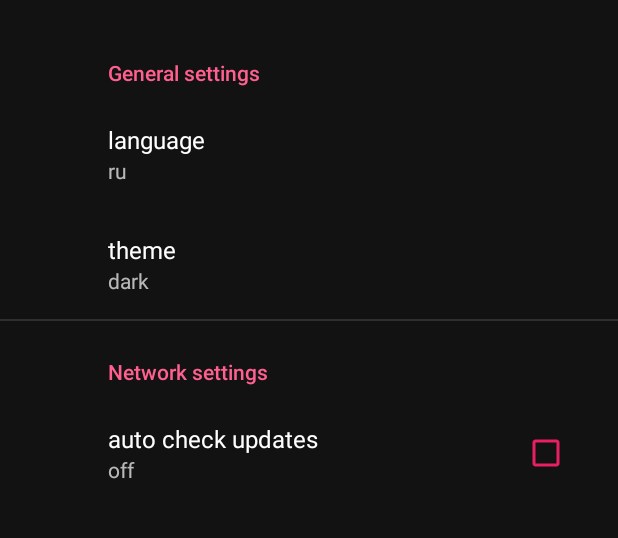
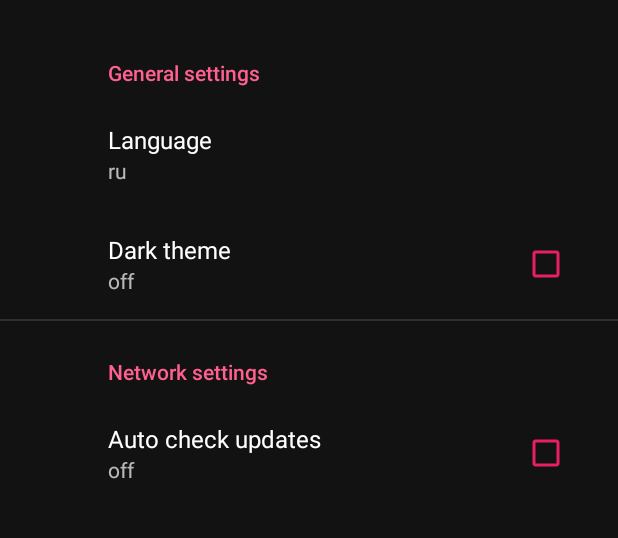
Before and after one commit to Tataklim/pronews, an Android app: the screen it shows after launch (SettingsActivity), in the options menu, after a tap on "Settings", on a phone screen of 412 x 824 dp, the part 62-600 px from its top. Run offline under Robolectric (Android 15) with nearby library versions, the phone set to English and light mode, and no system bars; our stand-ins replace RxJava, androidx.preference, navigation-ui; network calls fail; 21 statements that could not run were skipped.

Commit message:
[ADD] broadcastreceiver

```diff
--- a/app/src/main/java/com/example/pronews/activities/MainActivity.kt
+++ b/app/src/main/java/com/example/pronews/activities/MainActivity.kt
@@ -29,6 +29,7 @@ import com.example.pronews.adapters.ListAdapter
 import com.example.pronews.db.NewsItem
 import com.example.pronews.models.SingleNews
 import com.example.pronews.network.ApiService
+import com.example.pronews.utils.BaseActivity
 import com.example.pronews.utils.MyApplication
 import com.google.android.material.bottomnavigation.BottomNavigationView
 import io.reactivex.android.schedulers.AndroidSchedulers
@@ -37,14 +38,14 @@ import java.util.*
 import kotlin.properties.Delegates
 
 
-class MainActivity : AppCompatActivity() {
+class MainActivity : BaseActivity() {
     private lateinit var sharedPref: SharedPreferences
 
     private var category by Delegates.notNull<String>()
     private var country by Delegates.notNull<String>()
 
     private var language by Delegates.notNull<String>()
-    private var theme by Delegates.notNull<String>()
+    private var theme by Delegates.notNull<Boolean>()
     private var checkNew by Delegates.notNull<Boolean>()
 
     override fun onCreate(savedInstanceState: Bundle?) {
@@ -116,7 +117,8 @@ class MainActivity : AppCompatActivity() {
         )
 //        sharedPref.registerOnSharedPreferenceChangeListener(this)
 
-        val defaultTheme = resources.getString(R.string.preference_file_key_theme_default)
+        val defaultTheme = resources.getBoolean(R.bool.preference_file_key_theme_default)
+        Log.v("LOL size defaultTheme", defaultTheme.toString())
         val defaultCheckNew =
             resources.getBoolean(R.bool.preference_file_key_check_new_defaults)
         val defaultLanguage = resources.getString(R.string.preference_file_key_language_default);
@@ -130,23 +132,15 @@ class MainActivity : AppCompatActivity() {
             defaultCheckNew
         );
 
-        theme = sharedPref.getString(
-            getString(R.string.preference_file_key_theme),
-            defaultTheme
-        ).toString()
-
+        theme = sharedPref.getBoolean(getString(R.string.preference_file_key_dark_theme), defaultTheme)
+        Log.v("LOL size theme", theme.toString())
         category = ""
         country = ""
 
-        var newValueTranslated = theme
-        when(theme) {
-            "темный" -> newValueTranslated = "dark"
-            "светлый" -> newValueTranslated = "light"
-        }
-
-        when(newValueTranslated) {
-            "dark" -> setTheme(R.style.Theme_Pronews_Dark_Green)
-            "light" -> setTheme(R.style.Theme_Pronews_Light_Green)
+        if (theme) {
+            setTheme(R.style.Theme_Pronews_Dark_Green)
+        } else {
+            setTheme(R.style.Theme_Pronews_Light_Green)
         }
     }
 
--- a/app/src/main/java/com/example/pronews/activities/SettingsActivity.kt
+++ b/app/src/main/java/com/example/pronews/activities/SettingsActivity.kt
@@ -5,6 +5,7 @@ import android.content.SharedPreferences
 import android.content.res.Configuration
 import android.os.Bundle
 import android.util.DisplayMetrics
+import android.util.Log
 import androidx.appcompat.app.AppCompatActivity
 import androidx.core.app.ActivityCompat.recreate
 import androidx.preference.CheckBoxPreference
@@ -12,16 +13,18 @@ import androidx.preference.ListPreference
 import androidx.preference.Preference
 import androidx.preference.PreferenceFragmentCompat
 import com.example.pronews.R
+import com.example.pronews.utils.BaseActivity
 import com.example.pronews.utils.MyApplication
+import com.example.pronews.utils.NewsData
 import java.util.*
 import kotlin.properties.Delegates
 
 
-class SettingsActivity : AppCompatActivity() {
+class SettingsActivity : BaseActivity() {
 
     private lateinit var sharedPref: SharedPreferences
     private var language by Delegates.notNull<String>()
-    private var theme by Delegates.notNull<String>()
+    private var theme by Delegates.notNull<Boolean>()
 
     override fun onCreate(savedInstanceState: Bundle?) {
         setValuesFromSharedPref()
@@ -44,25 +47,21 @@ class SettingsActivity : AppCompatActivity() {
             getString(R.string.preference_file_key), Context.MODE_PRIVATE
         )
 
-        val defaultTheme = resources.getString(R.string.preference_file_key_theme_default)
+        val defaultTheme = resources.getBoolean(R.bool.preference_file_key_theme_default)
+        Log.v("LOL size defaultTheme", defaultTheme.toString())
         val defaultLanguage = resources.getString(R.string.preference_file_key_language_default);
 
         language =
             sharedPref.getString(getString(R.string.preference_file_key_language), defaultLanguage)
                 .toString()
 
-        theme = sharedPref.getString(
-            getString(R.string.preference_file_key_theme),
-            defaultTheme
-        ).toString()
-
-
-
-        when (theme) {
-            "dark" -> setTheme(R.style.Theme_Pronews_Dark_Green)
-            "light" -> setTheme(R.style.Theme_Pronews_Light_Green)
+        theme = sharedPref.getBoolean(getString(R.string.preference_file_key_dark_theme), defaultTheme)
+        Log.v("LOL size theme", theme.toString())
+        if (theme) {
+            setTheme(R.style.Theme_Pronews_Dark_Green)
+        } else {
+            setTheme(R.style.Theme_Pronews_Light_Green)
         }
-
     }
 
     class SettingsFragment : PreferenceFragmentCompat() {
@@ -86,13 +85,13 @@ class SettingsActivity : AppCompatActivity() {
                     R.string.preference_file_key_language
                 )
             )!!
-            val prevTheme: ListPreference =
-                preferenceManager.findPreference(resources.getString(R.string.preference_file_key_theme))!!
             val prevCheckNew: CheckBoxPreference = preferenceManager.findPreference(
                 resources.getString(
                     R.string.preference_file_key_check_new
                 )
             )!!
+            val prevDarkTheme: CheckBoxPreference =
+                preferenceManager.findPreference(resources.getString(R.string.preference_file_key_dark_theme))!!
 
             prevLanguage.onPreferenceChangeListener =
                 Preference.OnPreferenceChangeListener { _, newValue ->
@@ -108,23 +107,16 @@ class SettingsActivity : AppCompatActivity() {
                     ).apply()
                     true
                 }
-            prevTheme.onPreferenceChangeListener =
+
+            prevDarkTheme.onPreferenceChangeListener =
                 Preference.OnPreferenceChangeListener { _, newValue ->
-                    var newValueTranslated = newValue
-                    when (newValue) {
-                        "темный" -> newValueTranslated = "dark"
-                        "светлый" -> newValueTranslated = "light"
-                    }
-                    sharedPref.edit().putString(
-                        getString(R.string.preference_file_key_theme),
-                        newValueTranslated.toString()
+                    sharedPref.edit().putBoolean(
+                        getString(R.string.preference_file_key_dark_theme),
+                        newValue as Boolean
                     ).apply()
-//                    when(newValueTranslated) {
-//                        "dark" -> setTheme(R.style.Theme_Pronews_Dark_Green)
-//                        "light" -> setTheme(R.style.Theme_Pronews_Light_Green)
-//                    }
                     true
                 }
+
             prevCheckNew.onPreferenceChangeListener =
                 Preference.OnPreferenceChangeListener { _, newValue ->
                     sharedPref.edit().putBoolean(
--- a/app/src/main/java/com/example/pronews/fragments/HomeFragment.kt
+++ b/app/src/main/java/com/example/pronews/fragments/HomeFragment.kt
@@ -61,7 +61,8 @@ class HomeFragment : Fragment() {
     private var category by Delegates.notNull<String>()
     private var newsLanguage by Delegates.notNull<String>()
     private var language by Delegates.notNull<String>()
-    private var theme by Delegates.notNull<String>()
+    private var theme by Delegates.notNull<Boolean>()
+    private var checkNew by Delegates.notNull<Boolean>()
 
     override fun onCreateView(
         inflater: LayoutInflater,
@@ -94,42 +95,49 @@ class HomeFragment : Fragment() {
         category = ""
         newsLanguage = ""
 
-        val defaultTheme = resources.getString(R.string.preference_file_key_theme_default)
+        setValuesFromSharedPref()
+
+        setCategoryButtonEventListener()
+        setNewsLanguageButtonEventListener()
+
+        if (checkNew) {
+            Handler().postDelayed({
+                setWorker()
+            }, 1000)
+        }
+
+        return root
+    }
+
+    override fun onStart() {
+        super.onStart()
+        getAndSetDataForRecyclerView()
+    }
+
+
+    private fun setValuesFromSharedPref() {
+        val defaultTheme = resources.getBoolean(R.bool.preference_file_key_theme_default)
         val defaultLanguage = resources.getString(R.string.preference_file_key_language_default);
+        val defaultCheckNew =
+            resources.getBoolean(R.bool.preference_file_key_check_new_defaults)
 
         language =
             sharedPref.getString(getString(R.string.preference_file_key_language), defaultLanguage)
                 .toString()
 
-        theme = sharedPref.getString(
-            getString(R.string.preference_file_key_theme),
-            defaultTheme
-        ).toString()
+        theme = sharedPref.getBoolean(getString(R.string.preference_file_key_dark_theme), defaultTheme)
 
-        if (theme == defaultTheme) {
+        if (theme) {
             DEFAULT_IMAGE = DEFAULT_IMAGE_DARK
         } else {
             DEFAULT_IMAGE = DEFAULT_IMAGE_LIGHT
         }
 
-        setCategoryButtonEventListener()
-        setNewsLanguageButtonEventListener()
+        checkNew = sharedPref.getBoolean(
+            getString(R.string.preference_file_key_check_new),
+            defaultCheckNew
+        );
 
-        Handler().postDelayed({
-            setWorker()
-        }, 1000)
-
-        return root
-    }
-
-//    override fun onActivityCreated(savedInstanceState: Bundle?) {
-//        super.onActivityCreated(savedInstanceState)
-//
-//    }
-
-    override fun onStart() {
-        super.onStart()
-        getAndSetDataForRecyclerView()
     }
 
     private fun setWorker() {
--- /dev/null
+++ b/app/src/main/java/com/example/pronews/utils/BaseActivity.kt
@@ -0,0 +1,41 @@
+package com.example.pronews.utils
+import android.annotation.SuppressLint
+import android.content.IntentFilter
+import android.net.ConnectivityManager
+import android.os.Bundle
+import androidx.appcompat.app.AppCompatActivity
+import com.example.pronews.R
+import com.google.android.material.snackbar.Snackbar
+
+open class BaseActivity : AppCompatActivity(), ConnectivityReceiver.ConnectivityReceiverListener {
+    private var snackBar: Snackbar? = null
+
+    override fun onCreate(savedInstanceState: Bundle?) {
+        super.onCreate(savedInstanceState)
+        registerReceiver(ConnectivityReceiver(),
+            IntentFilter(ConnectivityManager.CONNECTIVITY_ACTION))
+    }
+
+    private fun showMessage(isConnected: Boolean) {
+        if (!isConnected) {
+
+            val messageToUser = getString(R.string.preference_file_key)
+
+            snackBar = Snackbar.make(findViewById(R.id.rootLayout), messageToUser, Snackbar.LENGTH_LONG)
+            snackBar?.duration = Snackbar.LENGTH_INDEFINITE
+            snackBar?.show()
+        } else {
+            snackBar?.dismiss()
+        }
+    }
+
+    override fun onResume() {
+        super.onResume()
+
+        ConnectivityReceiver.connectivityReceiverListener = this
+    }
+
+    override fun onNetworkConnectionChanged(isConnected: Boolean) {
+        showMessage(isConnected)
+    }
+}
--- a/app/src/main/res/layout-land/activity_main.xml
+++ b/app/src/main/res/layout-land/activity_main.xml
@@ -2,7 +2,7 @@
 <androidx.constraintlayout.widget.ConstraintLayout
     xmlns:android="http://schemas.android.com/apk/res/android"
     xmlns:app="http://schemas.android.com/apk/res-auto"
-    android:id="@+id/container"
+    android:id="@+id/rootLayout"
     android:layout_width="match_parent"
     android:layout_height="match_parent"
     android:background="?attr/backgroundColorCustom">
--- a/app/src/main/res/layout-land/activity_single_news.xml
+++ b/app/src/main/res/layout-land/activity_single_news.xml
@@ -5,6 +5,7 @@
     android:layout_width="match_parent"
     android:layout_height="match_parent"
     android:fitsSystemWindows="true"
+    android:id="@+id/rootLayout"
     tools:context=".activities.SingleNewsActivity"
     android:background="?attr/backgroundColorCustom">
 
--- a/app/src/main/res/layout-land/settings_activity.xml
+++ b/app/src/main/res/layout-land/settings_activity.xml
@@ -1,6 +1,7 @@
 <LinearLayout xmlns:android="http://schemas.android.com/apk/res/android"
     android:layout_width="match_parent"
-    android:layout_height="match_parent">
+    android:layout_height="match_parent"
+    android:id="@+id/rootLayout">
 
     <FrameLayout
         android:id="@+id/settings"
--- a/app/src/main/res/layout/activity_main.xml
+++ b/app/src/main/res/layout/activity_main.xml
@@ -2,7 +2,7 @@
 <androidx.constraintlayout.widget.ConstraintLayout
     xmlns:android="http://schemas.android.com/apk/res/android"
     xmlns:app="http://schemas.android.com/apk/res-auto"
-    android:id="@+id/container"
+    android:id="@+id/rootLayout"
     android:layout_width="match_parent"
     android:layout_height="match_parent"
     android:background="?attr/backgroundColorCustom">
--- a/app/src/main/res/layout/activity_single_news.xml
+++ b/app/src/main/res/layout/activity_single_news.xml
@@ -5,6 +5,7 @@
     android:layout_width="match_parent"
     android:layout_height="match_parent"
     android:fitsSystemWindows="true"
+    android:id="@+id/rootLayout"
     tools:context=".activities.SingleNewsActivity"
     android:background="?attr/backgroundColorCustom">
 
--- a/app/src/main/res/layout/settings_activity.xml
+++ b/app/src/main/res/layout/settings_activity.xml
@@ -1,6 +1,7 @@
 <LinearLayout xmlns:android="http://schemas.android.com/apk/res/android"
     android:layout_width="match_parent"
-    android:layout_height="match_parent">
+    android:layout_height="match_parent"
+    android:id="@+id/rootLayout">
 
     <FrameLayout
         android:id="@+id/settings"
--- a/app/src/main/res/values/arrays.xml
+++ b/app/src/main/res/values/arrays.xml
@@ -2,11 +2,6 @@
     <string-array name="app_languages">
         <item>en</item>
         <item>ru</item>
-    </string-array>
-
-    <string-array name="styles">
-        <item>light</item>
-        <item>dark</item>
     </string-array>
 
     <string-array name="categories">
--- a/app/src/main/res/values/preferences.xml
+++ b/app/src/main/res/values/preferences.xml
@@ -3,10 +3,12 @@
     <string name="preference_file_key">com.example.pronews.shared.pref</string>
     <string name="preference_file_key_language">language</string>
     <string name="preference_file_key_language_default">ru</string>
-    <string name="preference_file_key_theme">theme</string>
-    <string name="preference_file_key_theme_default" translatable="false">dark</string>
+
     <string name="preference_file_key_check_new">check_new</string>
     <bool name="preference_file_key_check_new_defaults">true</bool>
+
+    <string name="preference_file_key_dark_theme">theme</string>
+    <bool name="preference_file_key_theme_default" translatable="false">true</bool>
 
     <string name="preference_file_key_category" translatable="false">category</string>
     <string name="preference_file_key_category_default" translatable="false">general</string>
--- a/app/src/main/res/values/strings.xml
+++ b/app/src/main/res/values/strings.xml
@@ -9,12 +9,15 @@
     <string name="settings_general_header">General settings</string>
     <string name="settings_network_header">Network settings</string>
 
-    <string name="settings_theme_desc">theme</string>
-    <string name="settings_language_desc">language</string>
-    <string name="settings_check_new_desc">auto check updates</string>
+    <string name="settings_theme_desc">Dark theme</string>
+    <string name="settings_language_desc">Language</string>
+    <string name="settings_check_new_desc">Auto check updates</string>
 
     <string name="settings_check_new_on">on</string>
     <string name="settings_check_new_off">off</string>
+
+    <string name="settings_dark_theme_on">on</string>
+    <string name="settings_dark_theme_off">off</string>
 
 
     <string name="card_image_desc">News image</string>
--- a/app/src/main/res/values/themes.xml
+++ b/app/src/main/res/values/themes.xml
@@ -74,10 +74,6 @@
         <item name="android:background">?attr/colorPrimary</item>
     </style>
 
-
-
-
-
     <style name="Theme.Pronews.Dark.Green.NoActionBar" parent="Theme.Pronews.Dark.Green">
         <item name="windowActionBar">true</item>
         <item name="windowNoTitle">true</item>
--- a/app/src/main/res/xml/root_preferences.xml
+++ b/app/src/main/res/xml/root_preferences.xml
@@ -9,13 +9,11 @@
             app:key="@string/preference_file_key_language"
             app:title="@string/settings_language_desc"
             app:useSimpleSummaryProvider="true" />
-        <ListPreference
-            app:defaultValue="@string/preference_file_key_theme_default"
-            app:entries="@array/styles"
-            app:entryValues="@array/styles"
-            app:key="@string/preference_file_key_theme"
+        <CheckBoxPreference
             app:title="@string/settings_theme_desc"
-            app:useSimpleSummaryProvider="true" />
+            app:summaryOn="@string/settings_dark_theme_on"
+            app:summaryOff="@string/settings_dark_theme_off"
+            app:key="@string/preference_file_key_dark_theme"/>
     </PreferenceCategory>
 
     <PreferenceCategory app:title="@string/settings_network_header">
```
Also changed, not shown: app/src/main/AndroidManifest.xml (+9 -0 lines), app/src/main/java/com/example/pronews/activities/SingleNewsActivity.kt (+7 -11 lines), app/src/main/res/layout/fragment_home.xml (+5 -2 lines), app/src/main/res/layout/fragment_liked.xml (+5 -2 lines), 6 other files.
